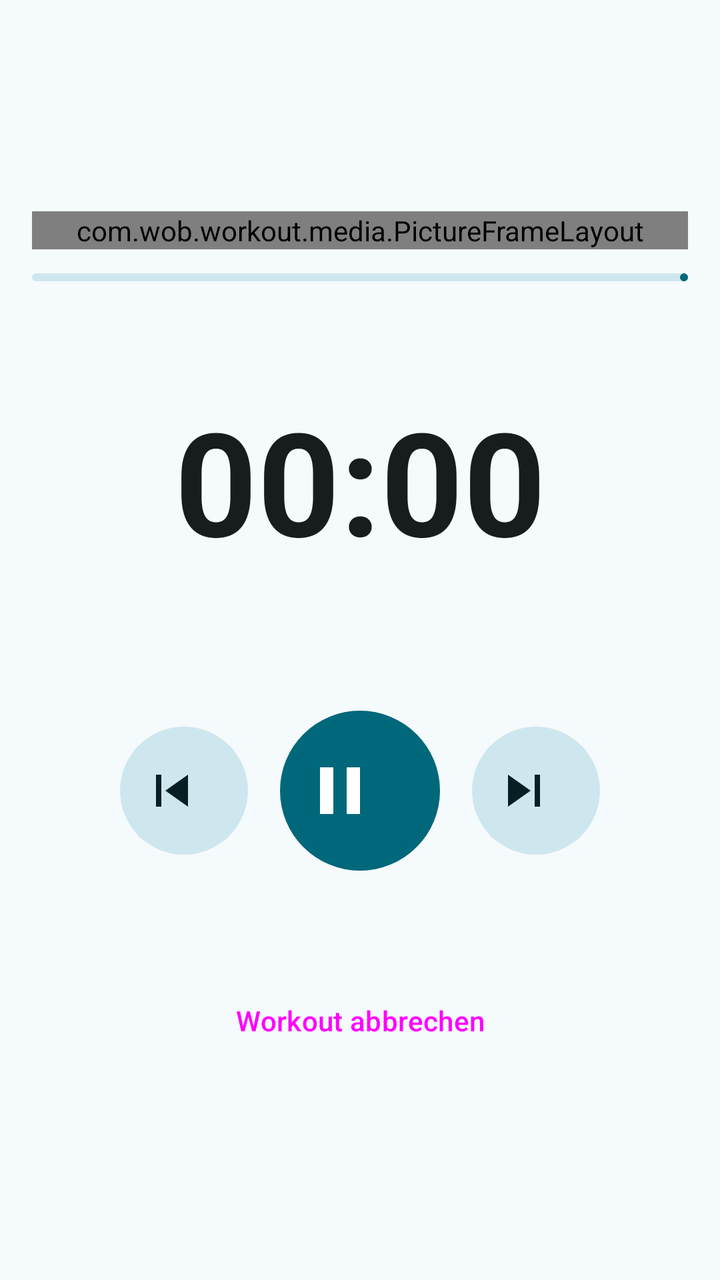
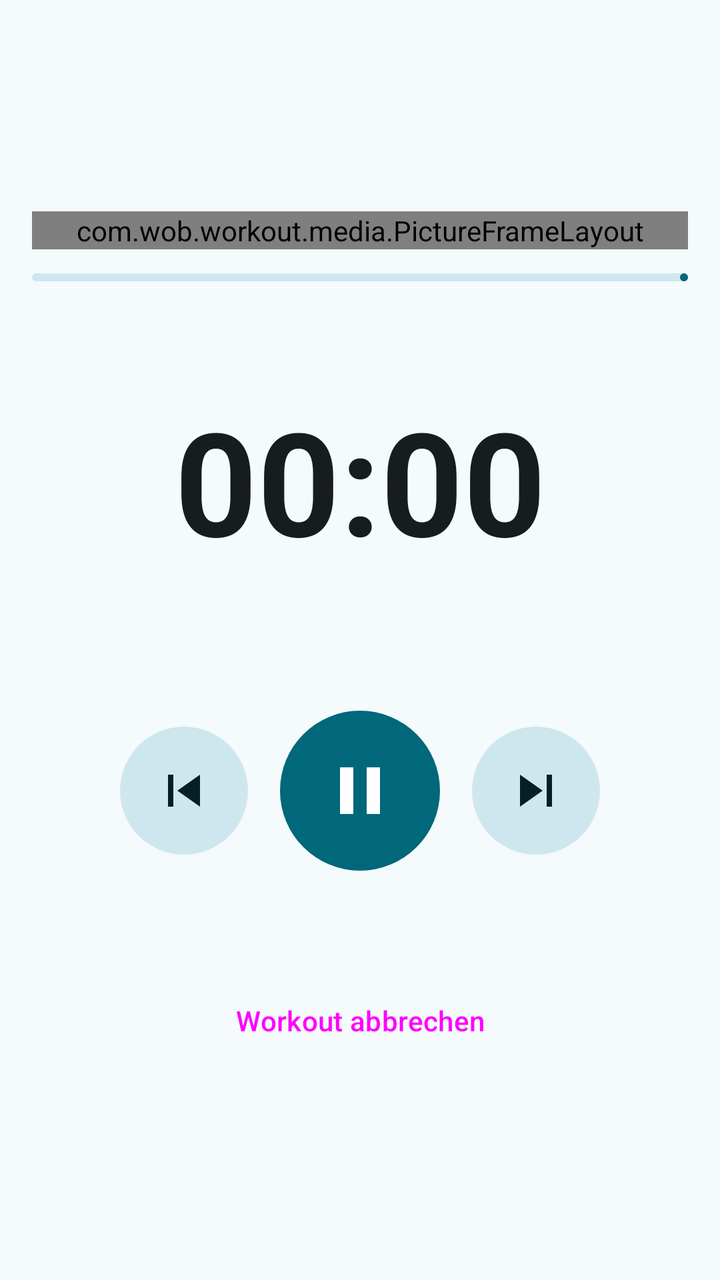

Two renders of the same Android screen: before a commit and after it. Below are the layout's source before the change and the commit's diff.
<!-- AndroidManifest.xml: application theme Theme.Workout -->
<!-- res/layout/fragment_player.xml -->
<?xml version="1.0" encoding="utf-8"?>
<ScrollView xmlns:android="http://schemas.android.com/apk/res/android"
    xmlns:app="http://schemas.android.com/apk/res-auto"
    android:layout_width="match_parent"
    android:layout_height="match_parent"
    android:fillViewport="true">

    <LinearLayout
        android:layout_width="match_parent"
        android:layout_height="wrap_content"
        android:gravity="center"
        android:orientation="vertical"
        android:padding="16dp">

        <com.wob.workout.media.PictureFrameLayout
            android:id="@+id/mediaFrame"
            android:layout_width="match_parent"
            android:layout_height="wrap_content"
            android:layout_gravity="center_horizontal"
            android:layout_marginBottom="12dp">

            <com.wob.workout.media.FramedImageView
                android:id="@+id/imgMedia"
                android:layout_width="match_parent"
                android:layout_height="match_parent"
                android:contentDescription="@null"/>

            <androidx.media3.ui.PlayerView
                android:id="@+id/videoPlayer"
                android:layout_width="match_parent"
                android:layout_height="match_parent"
                android:visibility="gone"
                android:keepScreenOn="true"
                app:use_controller="false"/>
        </com.wob.workout.media.PictureFrameLayout>

        <com.google.android.material.progressindicator.LinearProgressIndicator
            android:id="@+id/progressWorkout"
            android:layout_width="match_parent"
            android:layout_height="wrap_content"
            android:max="1000"
            app:trackCornerRadius="2dp"/>

        <TextView
            android:id="@+id/txtWorkoutRemaining"
            android:layout_width="wrap_content"
            android:layout_height="wrap_content"
            android:layout_gravity="end"
            android:layout_marginTop="4dp"
            android:layout_marginBottom="12dp"
            android:textSize="12sp"/>

        <TextView
            android:id="@+id/txtState"
            android:layout_width="wrap_content"
            android:layout_height="wrap_content"
            android:letterSpacing="0.1"
            android:textColor="?attr/colorPrimary"
            android:textStyle="bold"/>

        
        <TextView
            android:id="@+id/txtTimer"
            android:layout_width="match_parent"
            android:layout_height="96dp"
            android:gravity="center"
            android:maxLines="1"
            android:text="00:00"
            android:textStyle="bold"
            app:autoSizeMaxTextSize="80sp"
            app:autoSizeMinTextSize="32sp"
            app:autoSizeTextType="uniform"/>

        <TextView
            android:id="@+id/txtTitle"
            android:layout_width="match_parent"
            android:layout_height="wrap_content"
            android:gravity="center"
            android:textSize="24sp"/>

        <TextView
            android:id="@+id/txtProgress"
            android:layout_width="wrap_content"
            android:layout_height="wrap_content"
            android:textSize="14sp"/>

        <LinearLayout
            android:id="@+id/rowTransport"
            android:layout_width="wrap_content"
            android:layout_height="wrap_content"
            android:layout_marginTop="16dp"
            android:gravity="center_vertical"
            android:orientation="horizontal">

            <com.google.android.material.button.MaterialButton
                android:id="@+id/btnPrevious"
                style="@style/Widget.Material3.Button.IconButton.Filled.Tonal"
                android:layout_width="64dp"
                android:layout_height="64dp"
                android:contentDescription="Vorherige Übung"
                android:insetLeft="0dp"
                android:insetTop="0dp"
                android:insetRight="0dp"
                android:insetBottom="0dp"
                app:icon="@drawable/ic_skip_previous"
                app:iconSize="32dp"/>

            <com.google.android.material.button.MaterialButton
                android:id="@+id/btnPause"
                style="@style/Widget.Material3.Button.IconButton.Filled"
                android:layout_width="80dp"
                android:layout_height="80dp"
                android:layout_marginStart="16dp"
                android:layout_marginEnd="16dp"
                android:contentDescription="Pause"
                android:insetLeft="0dp"
                android:insetTop="0dp"
                android:insetRight="0dp"
                android:insetBottom="0dp"
                app:icon="@drawable/ic_pause"
                app:iconSize="40dp"/>

            <com.google.android.material.button.MaterialButton
                android:id="@+id/btnNext"
                style="@style/Widget.Material3.Button.IconButton.Filled.Tonal"
                android:layout_width="64dp"
                android:layout_height="64dp"
                android:contentDescription="Nächste Übung"
                android:insetLeft="0dp"
                android:insetTop="0dp"
                android:insetRight="0dp"
                android:insetBottom="0dp"
                app:icon="@drawable/ic_skip_next"
                app:iconSize="32dp"/>
        </LinearLayout>

        <TextView
            android:id="@+id/txtDescription"
            android:layout_width="match_parent"
            android:layout_height="wrap_content"
            android:layout_marginTop="16dp"
            android:gravity="center"/>

        <Button
            android:id="@+id/btnCancel"
            style="@style/Widget.Material3.Button.TextButton"
            android:layout_width="match_parent"
            android:layout_height="wrap_content"
            android:layout_marginTop="16dp"
            android:text="Workout abbrechen"/>
    </LinearLayout>
</ScrollView>
<!-- resources referenced by this layout -->
<resources>
  <!-- drawable ic_pause (drawable) -->
  <vector xmlns:android="http://schemas.android.com/apk/res/android"
      android:width="24dp"
      android:height="24dp"
      android:viewportWidth="24"
      android:viewportHeight="24">
      <path
          android:fillColor="#FFFFFFFF"
          android:pathData="M6,19h4V5H6v14zM14,5v14h4V5h-4z"/>
  </vector>
  <!-- drawable ic_skip_next (drawable) -->
  <vector xmlns:android="http://schemas.android.com/apk/res/android"
      android:width="24dp"
      android:height="24dp"
      android:viewportWidth="24"
      android:viewportHeight="24">
      <path
          android:fillColor="#FFFFFFFF"
          android:pathData="M6,18l8.5,-6L6,6v12zM16,6v12h2V6h-2z"/>
  </vector>
  <!-- drawable ic_skip_previous (drawable) -->
  <vector xmlns:android="http://schemas.android.com/apk/res/android"
      android:width="24dp"
      android:height="24dp"
      android:viewportWidth="24"
      android:viewportHeight="24">
      <path
          android:fillColor="#FFFFFFFF"
          android:pathData="M6,6h2v12H6zM9.5,12l8.5,6V6z"/>
  </vector>
  <style name="Theme.Workout" parent="Base.Theme.Workout" />
  <color name="primary">#00687A</color>
  <color name="on_primary">#FFFFFF</color>
  <color name="primary_container">#ACEDFF</color>
  <color name="on_primary_container">#001F26</color>
  <color name="primary_inverse">#84D2E7</color>
  <color name="secondary">#4B6269</color>
  <color name="on_secondary">#FFFFFF</color>
  <color name="secondary_container">#CEE7EF</color>
  <color name="on_secondary_container">#061F25</color>
  <color name="tertiary">#565D7E</color>
  <color name="on_tertiary">#FFFFFF</color>
  <color name="tertiary_container">#DDE1FF</color>
  <color name="on_tertiary_container">#131A37</color>
  <color name="error">#BA1A1A</color>
  <color name="on_error">#FFFFFF</color>
  <color name="error_container">#FFDAD6</color>
  <color name="on_error_container">#410002</color>
  <color name="surface">#F5FAFC</color>
  <color name="on_surface">#171C1E</color>
  <color name="surface_variant">#DBE4E7</color>
  <color name="on_surface_variant">#3F484B</color>
  <color name="surface_inverse">#2B3133</color>
  <color name="on_surface_inverse">#ECF2F4</color>
  <color name="surface_dim">#D5DBDD</color>
  <color name="surface_bright">#F5FAFC</color>
  <color name="surface_container_lowest">#FFFFFF</color>
  <color name="surface_container_low">#EFF4F7</color>
  <color name="surface_container">#E9EFF1</color>
  <color name="surface_container_high">#E3E9EB</color>
  <color name="surface_container_highest">#DEE3E6</color>
  <color name="outline">#70797C</color>
  <color name="outline_variant">#BFC8CB</color>
  <!-- unchanged entries left out for length: 1 -->
</resources>

<!-- the commit's change to res/layout/fragment_player.xml (unified diff, before → after) -->
@@ -32,6 +32,50 @@
                 android:visibility="gone"
                 android:keepScreenOn="true"
                 app:use_controller="false"/>
+
+            
+            <View
+                android:id="@+id/mediaScrim"
+                android:layout_width="match_parent"
+                android:layout_height="match_parent"
+                android:background="#99000000"
+                android:visibility="gone"/>
+
+            <LinearLayout
+                android:id="@+id/mediaLabels"
+                android:layout_width="match_parent"
+                android:layout_height="wrap_content"
+                android:layout_gravity="center"
+                android:gravity="center_horizontal"
+                android:orientation="vertical"
+                android:paddingStart="16dp"
+                android:paddingEnd="16dp"
+                android:visibility="gone">
+
+                <TextView
+                    android:id="@+id/txtMediaLabel"
+                    android:layout_width="wrap_content"
+                    android:layout_height="wrap_content"
+                    android:letterSpacing="0.1"
+                    android:shadowColor="#CC000000"
+                    android:shadowRadius="6"
+                    android:textColor="#FFFFFFFF"
+                    android:textSize="18sp"
+                    android:textStyle="bold"/>
+
+                <TextView
+                    android:id="@+id/txtMediaTitle"
+                    android:layout_width="wrap_content"
+                    android:layout_height="wrap_content"
+                    android:layout_marginTop="4dp"
+                    android:gravity="center"
+                    android:maxLines="2"
+                    android:shadowColor="#CC000000"
+                    android:shadowRadius="6"
+                    android:textColor="#FFFFFFFF"
+                    android:textSize="30sp"
+                    android:textStyle="bold"/>
+            </LinearLayout>
         </com.wob.workout.media.PictureFrameLayout>
 
         <com.google.android.material.progressindicator.LinearProgressIndicator
@@ -102,6 +146,9 @@
                 android:insetTop="0dp"
                 android:insetRight="0dp"
                 android:insetBottom="0dp"
+                android:padding="0dp"
+                app:iconGravity="textStart"
+                app:iconPadding="0dp"
                 app:icon="@drawable/ic_skip_previous"
                 app:iconSize="32dp"/>
 
@@ -117,6 +164,9 @@
                 android:insetTop="0dp"
                 android:insetRight="0dp"
                 android:insetBottom="0dp"
+                android:padding="0dp"
+                app:iconGravity="textStart"
+                app:iconPadding="0dp"
                 app:icon="@drawable/ic_pause"
                 app:iconSize="40dp"/>
 
@@ -130,6 +180,9 @@
                 android:insetTop="0dp"
                 android:insetRight="0dp"
                 android:insetBottom="0dp"
+                android:padding="0dp"
+                app:iconGravity="textStart"
+                app:iconPadding="0dp"
                 app:icon="@drawable/ic_skip_next"
                 app:iconSize="32dp"/>
         </LinearLayout>
